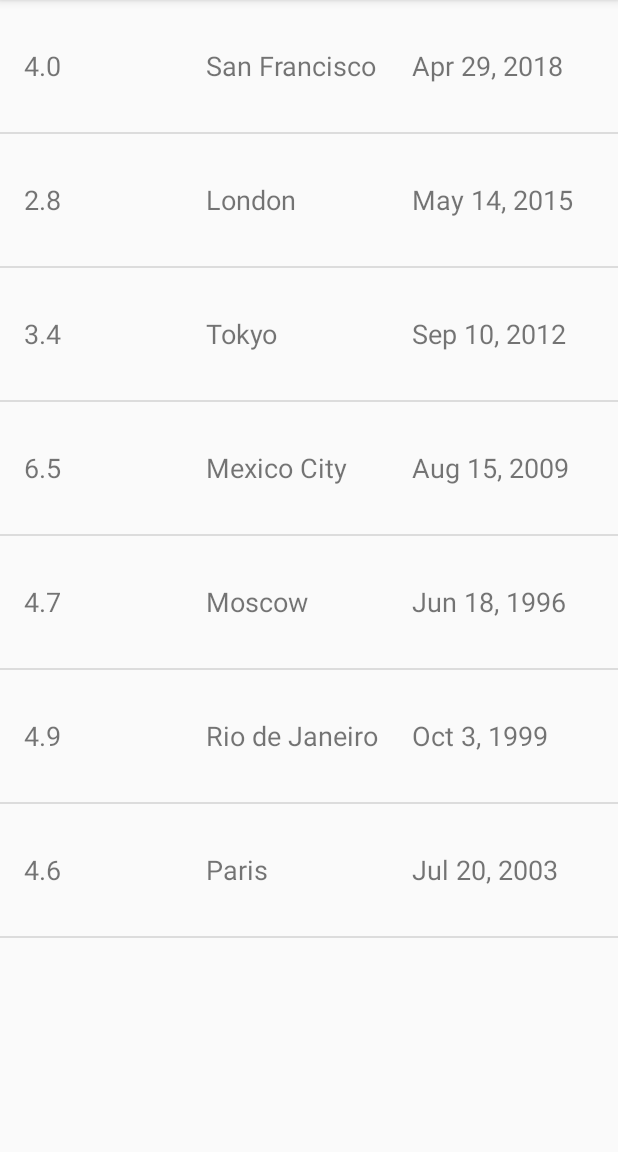
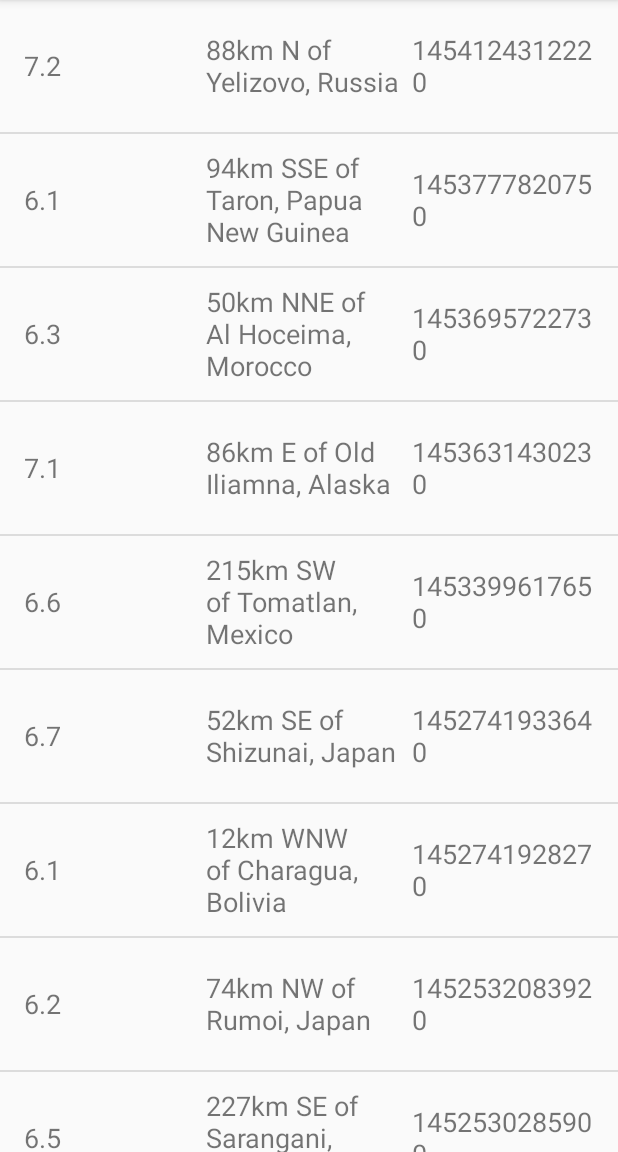
Before and after one commit to juleskoderepo/ABNDQuakeReport, an Android app: the screen it shows after launch (EarthquakeActivity), on a phone screen of 412 x 824 dp, the part 84-1236 px from its top. Run offline under Robolectric (Android 15) with nearby library versions, the phone set to English and light mode, and no system bars.

Commit message:
Add json parsing logic

```diff
--- a/app/src/main/java/com/example/android/quakereport/EarthquakeActivity.java
+++ b/app/src/main/java/com/example/android/quakereport/EarthquakeActivity.java
@@ -31,18 +31,11 @@ public class EarthquakeActivity extends AppCompatActivity {
         super.onCreate(savedInstanceState);
         setContentView(R.layout.earthquake_activity);
 
-        // Create a fake list of earthquake locations.
-        ArrayList<Earthquake> earthquakes = new ArrayList<>();
-        earthquakes.add(new Earthquake("4.0","San Francisco","Apr 29, 2018"));
-        earthquakes.add(new Earthquake("2.8","London","May 14, 2015"));
-        earthquakes.add(new Earthquake("3.4","Tokyo","Sep 10, 2012"));
-        earthquakes.add(new Earthquake("6.5","Mexico City","Aug 15, 2009"));
-        earthquakes.add(new Earthquake("4.7","Moscow","Jun 18, 1996"));
-        earthquakes.add(new Earthquake("4.9","Rio de Janeiro","Oct 3, 1999"));
-        earthquakes.add(new Earthquake("4.6","Paris","Jul 20, 2003"));
+        // Create a list of earthquake locations.
+        ArrayList<Earthquake> earthquakes = QueryUtils.extractEarthquakes();
 
         // Find a reference to the {@link ListView} in the layout
-        ListView earthquakeListView = findViewById(R.id.list);
+        ListView earthquakeListView =   findViewById(R.id.list);
 
         // Create a new {@link ArrayAdapter} of earthquakes
         EarthquakeAdapter adapter = new EarthquakeAdapter(
--- /dev/null
+++ b/app/src/main/java/com/example/android/quakereport/QueryUtils.java
@@ -0,0 +1,98 @@
+package com.example.android.quakereport;
+
+
+import android.util.Log;
+
+import org.json.JSONArray;
+import org.json.JSONException;
+import org.json.JSONObject;
+
+import java.util.ArrayList;
+
+/**
+ * Helper methods related to requesting and receiving earthquake data from USGS.
+ */
+public final class QueryUtils {
+
+    /** Sample JSON response for a USGS query */
+    private static final String SAMPLE_JSON_RESPONSE = "{\"type\":\"FeatureCollection\",\"metadata\":{\"generated\":1462295443000,\"url\":\"http://earthquake.usgs.gov/fdsnws/event/1/query?format=geojson&starttime=2016-01-01&endtime=2016-01-31&minmag=6&limit=10\",\"title\":\"USGS Earthquakes\",\"status\":200,\"api\":\"1.5.2\",\"limit\":10,\"offset\":1,\"count\":10},\"features\":[{\"type\":\"Feature\",\"properties\":{\"mag\":7.2,\"place\":\"88km N of Yelizovo, Russia\",\"time\":1454124312220,\"updated\":1460674294040,\"tz\":720,\"url\":\"http://earthquake.usgs.gov/earthquakes/eventpage/us20004vvx\",\"detail\":\"http://earthquake.usgs.gov/fdsnws/event/1/query?eventid=us20004vvx&format=geojson\",\"felt\":2,\"cdi\":3.4,\"mmi\":5.82,\"alert\":\"green\",\"status\":\"reviewed\",\"tsunami\":1,\"sig\":798,\"net\":\"us\",\"code\":\"20004vvx\",\"ids\":\",at00o1qxho,pt16030050,us20004vvx,gcmt20160130032510,\",\"sources\":\",at,pt,us,gcmt,\",\"types\":\",cap,dyfi,finite-fault,general-link,general-text,geoserve,impact-link,impact-text,losspager,moment-tensor,nearby-cities,origin,phase-data,shakemap,tectonic-summary,\",\"nst\":null,\"dmin\":0.958,\"rms\":1.19,\"gap\":17,\"magType\":\"mww\",\"type\":\"earthquake\",\"title\":\"M 7.2 - 88km N of Yelizovo, Russia\"},\"geometry\":{\"type\":\"Point\",\"coordinates\":[158.5463,53.9776,177]},\"id\":\"us20004vvx\"},\n" +
+            "{\"type\":\"Feature\",\"properties\":{\"mag\":6.1,\"place\":\"94km SSE of Taron, Papua New Guinea\",\"time\":1453777820750,\"updated\":1460156775040,\"tz\":600,\"url\":\"http://earthquake.usgs.gov/earthquakes/eventpage/us20004uks\",\"detail\":\"http://earthquake.usgs.gov/fdsnws/event/1/query?eventid=us20004uks&format=geojson\",\"felt\":null,\"cdi\":null,\"mmi\":4.1,\"alert\":\"green\",\"status\":\"reviewed\",\"tsunami\":1,\"sig\":572,\"net\":\"us\",\"code\":\"20004uks\",\"ids\":\",us20004uks,gcmt20160126031023,\",\"sources\":\",us,gcmt,\",\"types\":\",cap,geoserve,losspager,moment-tensor,nearby-cities,origin,phase-data,shakemap,tectonic-summary,\",\"nst\":null,\"dmin\":1.537,\"rms\":0.74,\"gap\":25,\"magType\":\"mww\",\"type\":\"earthquake\",\"title\":\"M 6.1 - 94km SSE of Taron, Papua New Guinea\"},\"geometry\":{\"type\":\"Point\",\"coordinates\":[153.2454,-5.2952,26]},\"id\":\"us20004uks\"},\n" +
+            "{\"type\":\"Feature\",\"properties\":{\"mag\":6.3,\"place\":\"50km NNE of Al Hoceima, Morocco\",\"time\":1453695722730,\"updated\":1460156773040,\"tz\":0,\"url\":\"http://earthquake.usgs.gov/earthquakes/eventpage/us10004gy9\",\"detail\":\"http://earthquake.usgs.gov/fdsnws/event/1/query?eventid=us10004gy9&format=geojson\",\"felt\":117,\"cdi\":7.2,\"mmi\":5.28,\"alert\":\"green\",\"status\":\"reviewed\",\"tsunami\":0,\"sig\":695,\"net\":\"us\",\"code\":\"10004gy9\",\"ids\":\",us10004gy9,gcmt20160125042203,\",\"sources\":\",us,gcmt,\",\"types\":\",cap,dyfi,geoserve,impact-text,losspager,moment-tensor,nearby-cities,origin,phase-data,shakemap,tectonic-summary,\",\"nst\":null,\"dmin\":2.201,\"rms\":0.92,\"gap\":20,\"magType\":\"mww\",\"type\":\"earthquake\",\"title\":\"M 6.3 - 50km NNE of Al Hoceima, Morocco\"},\"geometry\":{\"type\":\"Point\",\"coordinates\":[-3.6818,35.6493,12]},\"id\":\"us10004gy9\"},\n" +
+            "{\"type\":\"Feature\",\"properties\":{\"mag\":7.1,\"place\":\"86km E of Old Iliamna, Alaska\",\"time\":1453631430230,\"updated\":1460156770040,\"tz\":-540,\"url\":\"http://earthquake.usgs.gov/earthquakes/eventpage/us10004gqp\",\"detail\":\"http://earthquake.usgs.gov/fdsnws/event/1/query?eventid=us10004gqp&format=geojson\",\"felt\":1816,\"cdi\":7.2,\"mmi\":6.6,\"alert\":\"green\",\"status\":\"reviewed\",\"tsunami\":1,\"sig\":1496,\"net\":\"us\",\"code\":\"10004gqp\",\"ids\":\",at00o1gd6r,us10004gqp,ak12496371,gcmt20160124103030,\",\"sources\":\",at,us,ak,gcmt,\",\"types\":\",cap,dyfi,finite-fault,general-link,general-text,geoserve,impact-link,impact-text,losspager,moment-tensor,nearby-cities,origin,phase-data,shakemap,tectonic-summary,trump-origin,\",\"nst\":null,\"dmin\":0.72,\"rms\":2.11,\"gap\":19,\"magType\":\"mww\",\"type\":\"earthquake\",\"title\":\"M 7.1 - 86km E of Old Iliamna, Alaska\"},\"geometry\":{\"type\":\"Point\",\"coordinates\":[-153.4051,59.6363,129]},\"id\":\"us10004gqp\"},\n" +
+            "{\"type\":\"Feature\",\"properties\":{\"mag\":6.6,\"place\":\"215km SW of Tomatlan, Mexico\",\"time\":1453399617650,\"updated\":1459963829040,\"tz\":-420,\"url\":\"http://earthquake.usgs.gov/earthquakes/eventpage/us10004g4l\",\"detail\":\"http://earthquake.usgs.gov/fdsnws/event/1/query?eventid=us10004g4l&format=geojson\",\"felt\":11,\"cdi\":2.7,\"mmi\":3.92,\"alert\":\"green\",\"status\":\"reviewed\",\"tsunami\":1,\"sig\":673,\"net\":\"us\",\"code\":\"10004g4l\",\"ids\":\",at00o1bebo,pt16021050,us10004g4l,gcmt20160121180659,\",\"sources\":\",at,pt,us,gcmt,\",\"types\":\",cap,dyfi,geoserve,impact-link,impact-text,losspager,moment-tensor,nearby-cities,origin,phase-data,shakemap,tectonic-summary,\",\"nst\":null,\"dmin\":2.413,\"rms\":0.98,\"gap\":74,\"magType\":\"mww\",\"type\":\"earthquake\",\"title\":\"M 6.6 - 215km SW of Tomatlan, Mexico\"},\"geometry\":{\"type\":\"Point\",\"coordinates\":[-106.9337,18.8239,10]},\"id\":\"us10004g4l\"},\n" +
+            "{\"type\":\"Feature\",\"properties\":{\"mag\":6.7,\"place\":\"52km SE of Shizunai, Japan\",\"time\":1452741933640,\"updated\":1459304879040,\"tz\":540,\"url\":\"http://earthquake.usgs.gov/earthquakes/eventpage/us10004ebx\",\"detail\":\"http://earthquake.usgs.gov/fdsnws/event/1/query?eventid=us10004ebx&format=geojson\",\"felt\":51,\"cdi\":5.8,\"mmi\":6.45,\"alert\":\"green\",\"status\":\"reviewed\",\"tsunami\":1,\"sig\":720,\"net\":\"us\",\"code\":\"10004ebx\",\"ids\":\",us10004ebx,pt16014050,at00o0xauk,gcmt20160114032534,\",\"sources\":\",us,pt,at,gcmt,\",\"types\":\",associate,cap,dyfi,geoserve,impact-link,impact-text,losspager,moment-tensor,nearby-cities,origin,phase-data,shakemap,\",\"nst\":null,\"dmin\":0.281,\"rms\":0.98,\"gap\":22,\"magType\":\"mww\",\"type\":\"earthquake\",\"title\":\"M 6.7 - 52km SE of Shizunai, Japan\"},\"geometry\":{\"type\":\"Point\",\"coordinates\":[142.781,41.9723,46]},\"id\":\"us10004ebx\"},\n" +
+            "{\"type\":\"Feature\",\"properties\":{\"mag\":6.1,\"place\":\"12km WNW of Charagua, Bolivia\",\"time\":1452741928270,\"updated\":1459304879040,\"tz\":-240,\"url\":\"http://earthquake.usgs.gov/earthquakes/eventpage/us10004ebw\",\"detail\":\"http://earthquake.usgs.gov/fdsnws/event/1/query?eventid=us10004ebw&format=geojson\",\"felt\":3,\"cdi\":2.2,\"mmi\":2.21,\"alert\":\"green\",\"status\":\"reviewed\",\"tsunami\":0,\"sig\":573,\"net\":\"us\",\"code\":\"10004ebw\",\"ids\":\",us10004ebw,gcmt20160114032528,\",\"sources\":\",us,gcmt,\",\"types\":\",cap,dyfi,geoserve,impact-text,losspager,moment-tensor,nearby-cities,origin,phase-data,shakemap,tectonic-summary,\",\"nst\":null,\"dmin\":5.492,\"rms\":1.04,\"gap\":16,\"magType\":\"mww\",\"type\":\"earthquake\",\"title\":\"M 6.1 - 12km WNW of Charagua, Bolivia\"},\"geometry\":{\"type\":\"Point\",\"coordinates\":[-63.3288,-19.7597,582.56]},\"id\":\"us10004ebw\"},\n" +
+            "{\"type\":\"Feature\",\"properties\":{\"mag\":6.2,\"place\":\"74km NW of Rumoi, Japan\",\"time\":1452532083920,\"updated\":1459304875040,\"tz\":540,\"url\":\"http://earthquake.usgs.gov/earthquakes/eventpage/us10004djn\",\"detail\":\"http://earthquake.usgs.gov/fdsnws/event/1/query?eventid=us10004djn&format=geojson\",\"felt\":8,\"cdi\":3.4,\"mmi\":3.74,\"alert\":\"green\",\"status\":\"reviewed\",\"tsunami\":0,\"sig\":594,\"net\":\"us\",\"code\":\"10004djn\",\"ids\":\",us10004djn,gcmt20160111170803,\",\"sources\":\",us,gcmt,\",\"types\":\",cap,dyfi,geoserve,impact-text,losspager,moment-tensor,nearby-cities,origin,phase-data,shakemap,tectonic-summary,\",\"nst\":null,\"dmin\":1.139,\"rms\":0.96,\"gap\":33,\"magType\":\"mww\",\"type\":\"earthquake\",\"title\":\"M 6.2 - 74km NW of Rumoi, Japan\"},\"geometry\":{\"type\":\"Point\",\"coordinates\":[141.0867,44.4761,238.81]},\"id\":\"us10004djn\"},\n" +
+            "{\"type\":\"Feature\",\"properties\":{\"mag\":6.5,\"place\":\"227km SE of Sarangani, Philippines\",\"time\":1452530285900,\"updated\":1459304874040,\"tz\":480,\"url\":\"http://earthquake.usgs.gov/earthquakes/eventpage/us10004dj5\",\"detail\":\"http://earthquake.usgs.gov/fdsnws/event/1/query?eventid=us10004dj5&format=geojson\",\"felt\":1,\"cdi\":2.7,\"mmi\":7.5,\"alert\":\"green\",\"status\":\"reviewed\",\"tsunami\":1,\"sig\":650,\"net\":\"us\",\"code\":\"10004dj5\",\"ids\":\",at00o0srjp,pt16011050,us10004dj5,gcmt20160111163807,\",\"sources\":\",at,pt,us,gcmt,\",\"types\":\",cap,dyfi,geoserve,impact-link,impact-text,losspager,moment-tensor,nearby-cities,origin,phase-data,shakemap,tectonic-summary,\",\"nst\":null,\"dmin\":3.144,\"rms\":0.72,\"gap\":22,\"magType\":\"mww\",\"type\":\"earthquake\",\"title\":\"M 6.5 - 227km SE of Sarangani, Philippines\"},\"geometry\":{\"type\":\"Point\",\"coordinates\":[126.8621,3.8965,13]},\"id\":\"us10004dj5\"},\n" +
+            "{\"type\":\"Feature\",\"properties\":{\"mag\":6,\"place\":\"Pacific-Antarctic Ridge\",\"time\":1451986454620,\"updated\":1459202978040,\"tz\":-540,\"url\":\"http://earthquake.usgs.gov/earthquakes/eventpage/us10004bgk\",\"detail\":\"http://earthquake.usgs.gov/fdsnws/event/1/query?eventid=us10004bgk&format=geojson\",\"felt\":0,\"cdi\":1,\"mmi\":0,\"alert\":\"green\",\"status\":\"reviewed\",\"tsunami\":0,\"sig\":554,\"net\":\"us\",\"code\":\"10004bgk\",\"ids\":\",us10004bgk,gcmt20160105093415,\",\"sources\":\",us,gcmt,\",\"types\":\",cap,dyfi,geoserve,losspager,moment-tensor,nearby-cities,origin,phase-data,shakemap,\",\"nst\":null,\"dmin\":30.75,\"rms\":0.67,\"gap\":71,\"magType\":\"mww\",\"type\":\"earthquake\",\"title\":\"M 6.0 - Pacific-Antarctic Ridge\"},\"geometry\":{\"type\":\"Point\",\"coordinates\":[-136.2603,-54.2906,10]},\"id\":\"us10004bgk\"}],\"bbox\":[-153.4051,-54.2906,10,158.5463,59.6363,582.56]}";
+
+    /**
+     * Create a private constructor because no one should ever create a {@link QueryUtils} object.
+     * This class is only meant to hold static variables and methods, which can be accessed
+     * directly from the class name QueryUtils (and an object instance of QueryUtils is not needed).
+     */
+    private QueryUtils() {
+    }
+
+    /**
+     * Return a list of {@link Earthquake} objects that has been built up from
+     * parsing a JSON response.
+     */
+    public static ArrayList<Earthquake> extractEarthquakes() {
+
+        // Create an empty ArrayList that we can start adding earthquakes to
+        ArrayList<Earthquake> earthquakes = new ArrayList<>();
+
+        // Try to parse the SAMPLE_JSON_RESPONSE. If there's a problem with the way the JSON
+        // is formatted, a JSONException exception object will be thrown.
+        // Catch the exception so the app doesn't crash, and print the error message to the logs.
+        try {
+
+            // TODO: Parse the response given by the SAMPLE_JSON_RESPONSE string and
+            // build up a list of Earthquake objects with the corresponding data.
+
+            /*  Pseudo-code:
+                Convert SAMPLE_JSON_RESPONSE String into a JSONObject
+                Extract “features” JSONArray
+                Loop through each feature in the array
+                Get earthquake JSONObject at position i
+                Get “properties” JSONObject
+                Extract “mag” for magnitude
+                Extract “place” for location
+                Extract “time” for time
+                Create Earthquake java object from magnitude, location, and time
+                Add earthquake to list of earthquakes*/
+
+            JSONObject quakeResultsObject = new JSONObject(SAMPLE_JSON_RESPONSE);
+            JSONArray quakeFeaturesArray = quakeResultsObject.getJSONArray("features");
+
+            for (int i=0; i < quakeFeaturesArray.length();i++){
+
+                JSONObject quakeObject = (JSONObject) quakeFeaturesArray.get(i);
+                JSONObject quakeProperties = quakeObject.getJSONObject("properties");
+
+                String mag = quakeProperties.getString("mag");
+                String place = quakeProperties.getString("place");
+                String time = quakeProperties.getString("time");
+
+                Earthquake quakeItem = new Earthquake(mag,place,time);
+
+                earthquakes.add(quakeItem);
+            }
+
+
+
+
+
+        } catch (JSONException e) {
+            // If an error is thrown when executing any of the above statements in the "try" block,
+            // catch the exception here, so the app doesn't crash. Print a log message
+            // with the message from the exception.
+            Log.e("QueryUtils", "Problem parsing the earthquake JSON results", e);
+        }
+
+        // Return the list of earthquakes
+        return earthquakes;
+    }
+
+}
```
